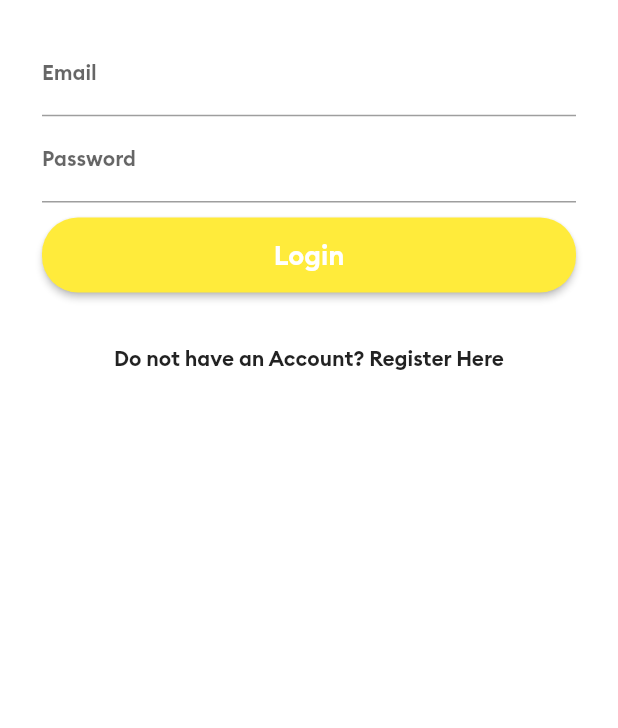
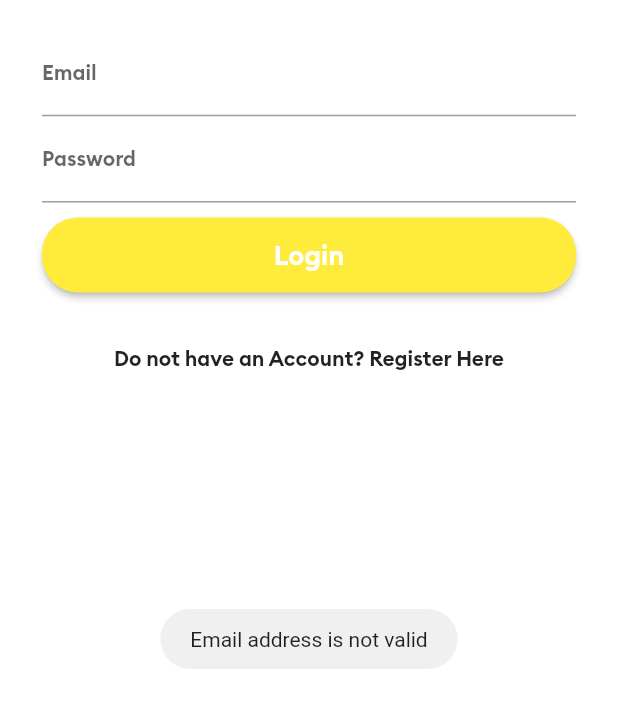
Before and after one commit to MbuviEmmanuel/riderapp, a Flutter app: the screen it shows after launch, after a tap on "Login", on a phone screen of 412 x 824 dp, the part 471-1199 px from its top. Run offline on Flutter 3.47's test engine with Material 2 defaults, Android fonts, the light colour scheme and no system bars; our stand-ins replace firebase_auth, firebase_core, firebase_database, fluttertoast; accounts and stored records are empty.

Commit message:
Connected the firebase database with the login screen making the registered user able to login

```diff
--- a/lib/AllScreens/loginScreen.dart
+++ b/lib/AllScreens/loginScreen.dart
@@ -1,10 +1,17 @@
+import 'package:firebase_auth/firebase_auth.dart';
+import 'package:firebase_database/firebase_database.dart';
 import 'package:flutter/material.dart';
+import 'package:riderapp/AllScreens/mainScreen.dart';
 import 'package:riderapp/AllScreens/registrationScreen.dart';
+import 'package:riderapp/main.dart';
 
 
 class LoginScreen extends StatelessWidget {
 
   static const String idScreen = "login";
+  TextEditingController emailTextEditingController = TextEditingController();
+  TextEditingController passwordTextEditingController = TextEditingController();
+
   @override
   Widget build(BuildContext context) {
     return Scaffold(
@@ -36,6 +43,7 @@ class LoginScreen extends StatelessWidget {
 
                     SizedBox(height: 1.0,),
                     TextField(
+                      controller: emailTextEditingController,
                       keyboardType: TextInputType.emailAddress,
                       decoration: InputDecoration(
                         labelText: "Email",
@@ -54,6 +62,7 @@ class LoginScreen extends StatelessWidget {
 
                     SizedBox(height: 1.0,),
                     TextField(
+                      controller: passwordTextEditingController,
                       obscureText: true,
                       decoration: InputDecoration(
                         labelText: "Password",
@@ -88,7 +97,17 @@ class LoginScreen extends StatelessWidget {
                       ),
 
                       onPressed: (){
-                        print("Login button pressed");
+                        if (!emailTextEditingController.text.contains("@")){
+
+                          displayToastMessage("Email address is not valid", context);
+
+                        }else if(passwordTextEditingController.text.isEmpty){
+
+                          displayToastMessage("Please provide Password.", context);
+
+                        }else {
+                          loginAndAunthenticateUser(context);
+                        }
                       },
                     ),
                   ],
@@ -112,4 +131,36 @@ class LoginScreen extends StatelessWidget {
       ),
     );
   }
+
+  final FirebaseAuth _firebaseAuth = FirebaseAuth.instance;
+
+  void loginAndAunthenticateUser(BuildContext context) async{
+    final User firebaseUser = (await _firebaseAuth.signInWithEmailAndPassword
+      (email: emailTextEditingController.text,
+        password: passwordTextEditingController.text).catchError((errMsg){
+      displayToastMessage("Error" + errMsg.toString(), context);
+    })).user;
+
+    if(firebaseUser != null) { //user created
+      //save user details to database
+
+      userRef.child(firebaseUser.uid).once().then((DataSnapshot snap){
+        if(snap != null){
+
+          Navigator.pushNamedAndRemoveUntil(context, MainScreen.idScreen, (route) => false);
+          displayToastMessage("Congratulations, You have logged in successfully", context);
+        }
+        else {
+          _firebaseAuth.signOut();
+          displayToastMessage("No record exists for this user. Please create an account to be able to login.", context);
+        }
+      });
+
+    }
+    else{
+      // error occurred msg display
+      displayToastMessage("Error occurred cannot be signed in.", context);
+
+    }
+  }
 }
--- a/lib/AllScreens/registrationScreen.dart
+++ b/lib/AllScreens/registrationScreen.dart
@@ -12,8 +12,9 @@ class RegistrationScreen extends StatelessWidget {
 
   TextEditingController nameTextEditingController = TextEditingController();
   TextEditingController emailTextEditingController = TextEditingController();
+  TextEditingController passwordTextEditingController = TextEditingController();
   TextEditingController phoneTextEditingController = TextEditingController();
-  TextEditingController passwordTextEditingController = TextEditingController();
+
 
 
   @override
```
